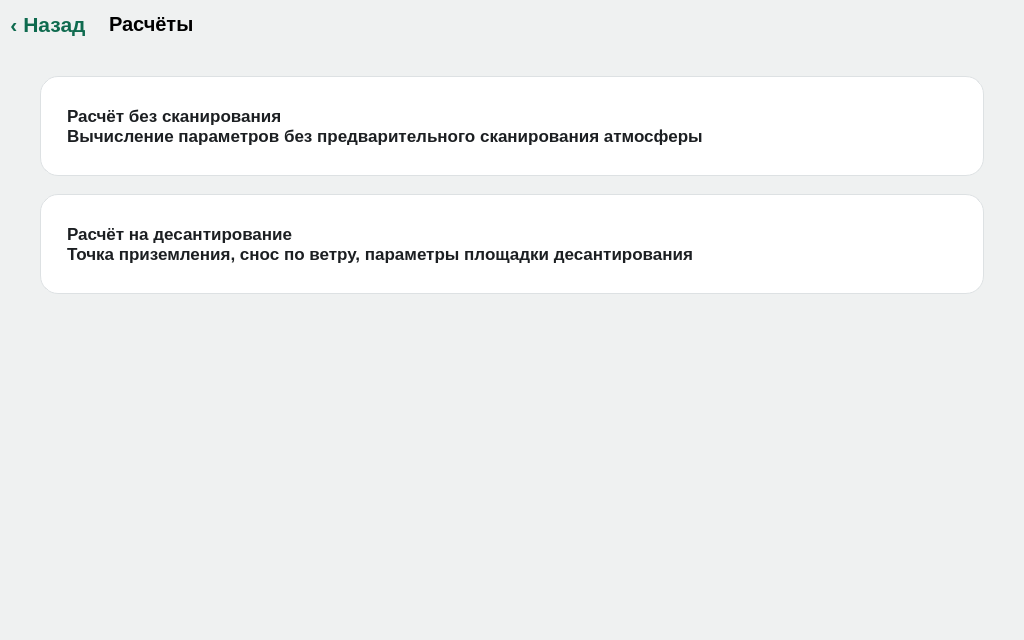
Pobryakushka/MMK, file AlgorithmsCalc.ui: the form before one commit.
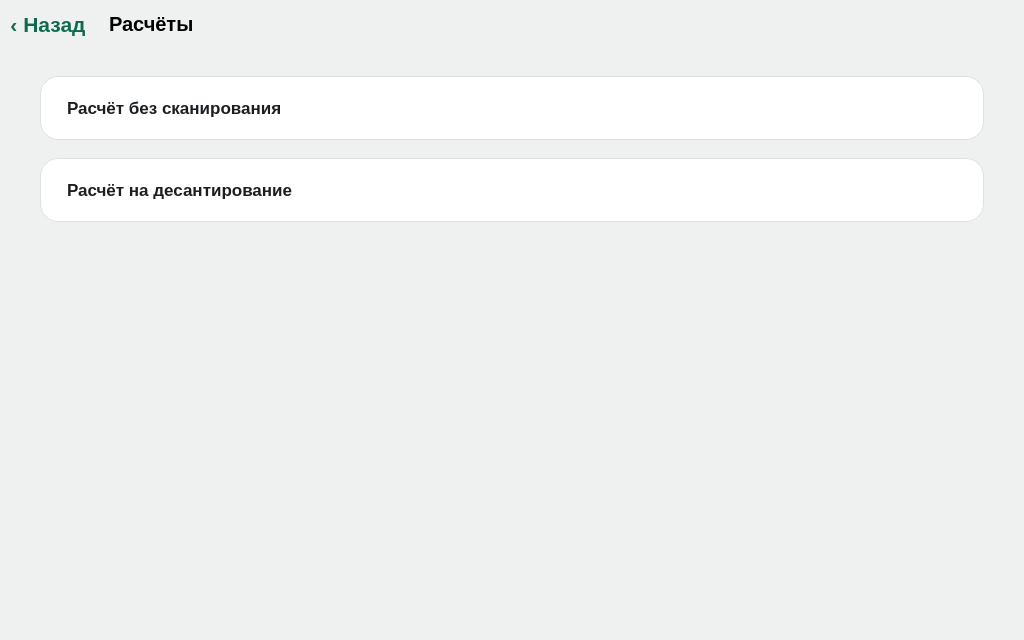
The form after the commit.

What changed in the file:
```diff
--- a/AlgorithmsCalc.ui
+++ b/AlgorithmsCalc.ui
@@ -101,7 +101,7 @@
        <property name="minimumSize">
         <size>
          <width>0</width>
-         <height>100</height>
+         <height>64</height>
         </size>
        </property>
        <property name="styleSheet">
@@ -110,7 +110,7 @@
     border: 1px solid #DDE1E3;
     border-radius: 18px;
     text-align: left;
-    padding: 22px 26px;
+    padding: 0px 26px;
     font-size: 13pt;
     font-weight: 700;
     color: #1C1F22;
@@ -120,8 +120,7 @@
 }</string>
        </property>
        <property name="text">
-        <string>Расчёт без сканирования
-Вычисление параметров без предварительного сканирования атмосферы</string>
+        <string>Расчёт без сканирования</string>
        </property>
       </widget>
      </item>
@@ -130,7 +129,7 @@
        <property name="minimumSize">
         <size>
          <width>0</width>
-         <height>100</height>
+         <height>64</height>
         </size>
        </property>
        <property name="styleSheet">
@@ -139,7 +138,7 @@
     border: 1px solid #DDE1E3;
     border-radius: 18px;
     text-align: left;
-    padding: 22px 26px;
+    padding: 0px 26px;
     font-size: 13pt;
     font-weight: 700;
     color: #1C1F22;
@@ -149,8 +148,7 @@
 }</string>
        </property>
        <property name="text">
-        <string>Расчёт на десантирование
-Точка приземления, снос по ветру, параметры площадки десантирования</string>
+        <string>Расчёт на десантирование</string>
        </property>
       </widget>
      </item>
```
